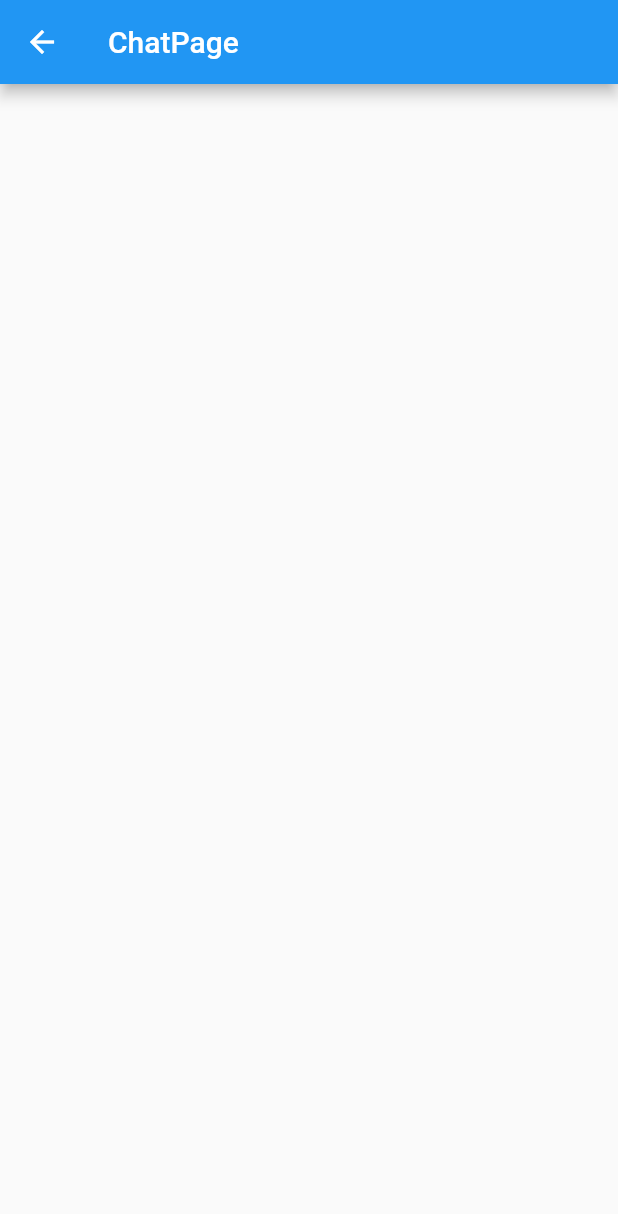
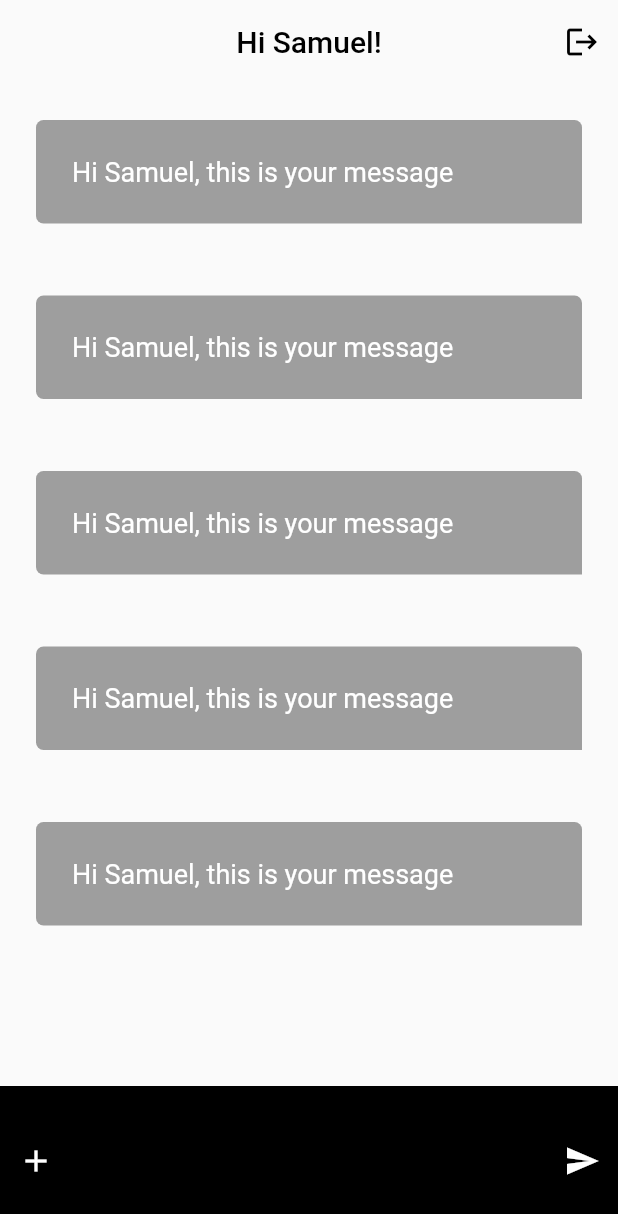
Before and after one commit to SamuelNyarko-lab/linkedinlearning, a Flutter app: the ChatPage screen opened directly, on a phone screen of 412 x 824 dp. Shown: the top 1214 px of the screen. Run offline on Flutter 3.47's test engine with Material 2 defaults, Android fonts, the phone set to English and light mode, and no system bars.

Commit message:
paused login, building chat page

```diff
--- a/lib/main.dart
+++ b/lib/main.dart
@@ -1,4 +1,5 @@
 import 'package:flutter/material.dart';
+import 'package:linkedinlearning/screens/chatpage.dart';
 import 'package:linkedinlearning/screens/loginpage.dart';
 
 void main() {
@@ -20,8 +21,9 @@ class MyApp extends StatelessWidget {
           background: Colors.white,
         ),
       ),
-      home: LoginPage(),
-     /// routes: ,
+      home: ChatPage(),
+
+      /// routes: ,
     );
   }
 }
--- a/lib/screens/chatpage.dart
+++ b/lib/screens/chatpage.dart
@@ -1,4 +1,7 @@
 import 'package:flutter/material.dart';
+import 'package:linkedinlearning/utils/utils.dart';
+import 'package:linkedinlearning/widgets/chat_bubble.dart';
+import 'package:linkedinlearning/widgets/chat_input.dart';
 
 class ChatPage extends StatefulWidget {
   const ChatPage({super.key});
@@ -10,6 +13,44 @@ class ChatPage extends StatefulWidget {
 class _ChatPageState extends State<ChatPage> {
   @override
   Widget build(BuildContext context) {
-    return Scaffold(appBar: AppBar(title: Text('ChatPage'),),);
+    return Scaffold(
+      appBar: AppBar(
+        backgroundColor: Colors.transparent,
+        elevation: 0,
+        centerTitle: true,
+        title: const Text(
+          'Hi Samuel!',
+          style: TextStyle(
+            color: Colors.black,
+          ),
+        ),
+        actions: [
+          IconButton(
+            onPressed: () {},
+            icon: const Icon(
+              Icons.logout,
+              color: Colors.black,
+            ),
+          ),
+        ],
+      ),
+      body: Container(
+        decoration: const BoxDecoration(),
+        child: Column(
+          children: [
+            Flexible(
+                child: ListView.builder(
+                    itemCount: 5,
+                    itemBuilder: ((context, index) {
+                      return ChatBubble(
+                          message: 'Hi Samuel, this is your message');
+                    }))),
+
+            //creating the chat input field
+            ChatInput()
+          ],
+        ),
+      ),
+    );
   }
 }
--- a/lib/utils/utils.dart
+++ b/lib/utils/utils.dart
@@ -3,3 +3,12 @@ import 'package:flutter/material.dart';
 SizedBox verticalSpacing = const SizedBox(
   height: 20,
 );
+
+double deviceHeight(BuildContext context) =>
+    MediaQuery.of(context).size.height;
+
+double deviceWidth(BuildContext context) => MediaQuery.of(context).size.width;
+
+EdgeInsets padding(double value) => EdgeInsets.all(value);
+
+//double prefHeight(double value) => defaultHeight(BuildContext context)*value;
--- /dev/null
+++ b/lib/widgets/chat_bubble.dart
@@ -0,0 +1,33 @@
+import 'package:flutter/material.dart';
+
+import '../utils/utils.dart';
+
+class ChatBubble extends StatelessWidget {
+  final String message;
+  const ChatBubble({super.key, required this.message});
+
+  @override
+  Widget build(BuildContext context) {
+    return Container(
+      //height: 40,
+      //  width: defaultWidth(context) * 0.5,
+      decoration: const BoxDecoration(
+        color: Colors.grey,
+        borderRadius: BorderRadius.only(
+          topLeft: Radius.circular(5),
+          topRight: Radius.circular(5),
+          bottomLeft: Radius.circular(5),
+        ),
+      ),
+      margin: padding(24),
+      padding: padding(24),
+      child:  Text(
+        message,
+        style: const TextStyle(
+          color: Colors.white,
+          fontSize: 18,
+        ),
+      ),
+    );
+  }
+}
--- /dev/null
+++ b/lib/widgets/chat_input.dart
@@ -0,0 +1,36 @@
+import 'package:flutter/material.dart';
+import 'package:flutter/src/widgets/framework.dart';
+import 'package:flutter/src/widgets/placeholder.dart';
+
+class ChatInput extends StatelessWidget {
+  const ChatInput({super.key});
+
+  @override
+  Widget build(BuildContext context) {
+    return Container(
+      height: 100,
+      decoration: const BoxDecoration(
+        color: Colors.black,
+      ),
+      child: Row(
+        mainAxisAlignment: MainAxisAlignment.spaceBetween,
+        children: [
+          IconButton(
+            onPressed: () {},
+            icon: const Icon(
+              Icons.add,
+              color: Colors.white,
+            ),
+          ),
+          IconButton(
+            onPressed: () {},
+            icon: const Icon(
+              Icons.send,
+              color: Colors.white,
+            ),
+          ),
+        ],
+      ),
+    );
+  }
+}
--- a/pubspec.yaml
+++ b/pubspec.yaml
@@ -59,9 +59,8 @@ flutter:
   uses-material-design: true
 
   # To add assets to your application, add an assets section, like this:
-  # assets:
-  #   - images/a_dot_burr.jpeg
-  #   - images/a_dot_ham.jpeg
+  assets:
+    - assets/images/
 
   # An image asset can refer to one or more resolution-specific "variants", see
   # https://flutter.dev/assets-and-images/#resolution-aware
```
Also changed, not shown: assets/images/image.png (added).
